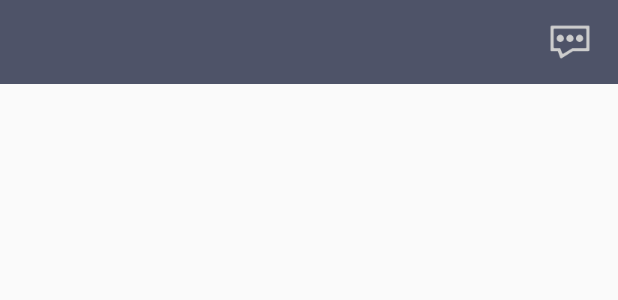
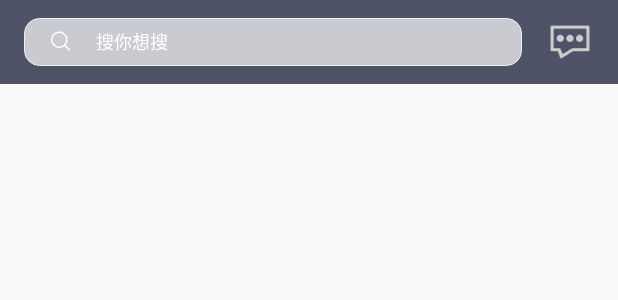
Before and after one commit to baoyinbo/SC, an Android app: the layout layout_home_toolbar1.xml on its own in the app's theme, with its tools: preview values and no code run, on a phone screen of 412 x 824 dp. Shown: the top 300 px of the screen. Run offline under Robolectric (Android 15) with nearby library versions, the phone set to English and light mode, and no system bars.

Commit message:
首页仿支付宝ui

```diff
--- /dev/null
+++ b/app/src/main/res/drawable/search_bg.xml
@@ -0,0 +1,10 @@
+<?xml version="1.0" encoding="utf-8"?>
+<shape xmlns:android="http://schemas.android.com/apk/res/android">
+    <solid android:color="@color/transparent_white_30" />
+
+    <corners android:radius="10dp" />
+
+    <stroke
+        android:width="0.5dp"
+        android:color="@color/divide_gray" />
+</shape>
--- a/app/src/main/res/layout/layout_home_flex_head.xml
+++ b/app/src/main/res/layout/layout_home_flex_head.xml
@@ -19,6 +19,7 @@
         android:background="?attr/selectableItemBackground">
 
         <ImageView
+            android:id="@+id/ivHomeStore1"
             android:layout_width="@dimen/home_head_flex"
             android:layout_height="@dimen/home_head_flex"
             android:layout_gravity="center_horizontal"
@@ -47,6 +48,7 @@
         android:background="?attr/selectableItemBackground">
 
         <ImageView
+            android:id="@+id/ivHomeCarAdd1"
             android:layout_width="@dimen/home_head_flex"
             android:layout_height="@dimen/home_head_flex"
             android:layout_gravity="center_horizontal"
@@ -75,6 +77,7 @@
         android:orientation="vertical">
 
         <ImageView
+            android:id="@+id/ivHomeCustomer1"
             android:layout_width="@dimen/home_head_flex"
             android:layout_height="@dimen/home_head_flex"
             android:layout_gravity="center_horizontal"
@@ -104,6 +107,7 @@
         android:background="?attr/selectableItemBackground">
 
         <ImageView
+            android:id="@+id/ivHomeSub1"
             android:layout_width="@dimen/home_head_flex"
             android:layout_height="@dimen/home_head_flex"
             android:layout_gravity="center_horizontal"
--- a/app/src/main/res/layout/layout_home_toolbar1.xml
+++ b/app/src/main/res/layout/layout_home_toolbar1.xml
@@ -1,15 +1,44 @@
 <?xml version="1.0" encoding="utf-8"?>
-<RelativeLayout xmlns:android="http://schemas.android.com/apk/res/android"
-    android:orientation="vertical"
+<LinearLayout xmlns:android="http://schemas.android.com/apk/res/android"
+    android:orientation="horizontal"
     android:layout_width="match_parent"
     android:layout_height="?attr/actionBarSize"
+    android:gravity="center_vertical"
     android:background="@color/home_head">
 
+
+
+    <LinearLayout
+        android:id="@+id/llSearch"
+        android:layout_width="0dp"
+        android:layout_height="@dimen/search_height"
+        android:layout_weight="1"
+        android:layout_centerVertical="true"
+        android:gravity="center_vertical"
+        android:layout_marginLeft="@dimen/activity_horizontal_margin"
+        android:layout_marginRight="@dimen/activity_horizontal_margin"
+        android:background="@drawable/search_bg">
+        <ImageView
+            android:layout_width="wrap_content"
+            android:layout_height="wrap_content"
+            android:layout_marginLeft="@dimen/activity_horizontal_margin"
+            android:src="@mipmap/pic_search"/>
+        <TextView
+            android:layout_width="wrap_content"
+            android:layout_height="wrap_content"
+            style="@style/search_white"
+            android:layout_marginLeft="@dimen/activity_horizontal_margin"
+            android:text="搜你想搜"/>
+    </LinearLayout>
+
     <ImageView
+        android:id="@+id/ivMsg"
         android:layout_width="wrap_content"
         android:layout_height="wrap_content"
         android:layout_alignParentRight="true"
         android:layout_centerVertical="true"
         android:layout_marginRight="@dimen/activity_horizontal_margin"
         android:src="@mipmap/pic_message"/>
-</RelativeLayout>
+
+
+</LinearLayout>
--- a/app/src/main/res/values/colors.xml
+++ b/app/src/main/res/values/colors.xml
@@ -8,8 +8,12 @@
     <color name="tab_unselect">#c9c9c9</color>
     <color name="bg_btn">#dadada</color>
 
+    <color name="transparent_white_30">#b2ffffff</color>
+    <color name="home_head">#4E5368</color>
 
-    <color name="home_head">#4E5368</color>
+
+    <color name="divide_gray">#f0f0f0</color>
+
 
     <!--文字颜色-->
     <!--一级标题 黑色-->
@@ -22,4 +26,6 @@
     <!--金色-->
     <color name="txt_gold">#f0ae52</color>
 
+    <color name="txt_white">#ffffff</color>
+
 </resources>
--- a/app/src/main/res/values/dimens.xml
+++ b/app/src/main/res/values/dimens.xml
@@ -10,7 +10,7 @@
     <dimen name="bottombar_height">48dp</dimen>
     <dimen name="bottombar_wechat_height">52dp</dimen>
 
-
-    <dimen name="home_head_flex">48dp</dimen>
+    <dimen name="search_height">32dp</dimen>
+    <dimen name="home_head_flex">42dp</dimen>
     <dimen name="home_head_toolbar">32dp</dimen>
 </resources>
--- a/app/src/main/res/values/txt_styles.xml
+++ b/app/src/main/res/values/txt_styles.xml
@@ -7,8 +7,13 @@
     </style>
 
     <style name="home_head_flex">
-        <item name="android:textSize">@dimen/txt_second</item>
+        <item name="android:textSize">@dimen/txt_third</item>
         <item name="android:textColor">@color/txt_gold</item>
     </style>
 
+    <style name="search_white">
+        <item name="android:textSize">@dimen/txt_third</item>
+        <item name="android:textColor">@color/txt_white</item>
+    </style>
+
 </resources>
```
Also changed, not shown: app/src/main/java/com/byb/sc/ui/home/HomeMainFragment.java (+33 -13 lines), app/src/main/res/layout/fra_home_main.xml (+11 -3 lines), app/src/main/res/layout/layout_home_toolbar2.xml (+15 -7 lines), app/src/main/res/mipmap-xhdpi/pic_search.png (added), app/src/main/res/mipmap-xhdpi/pic_search_gold.png (added).
